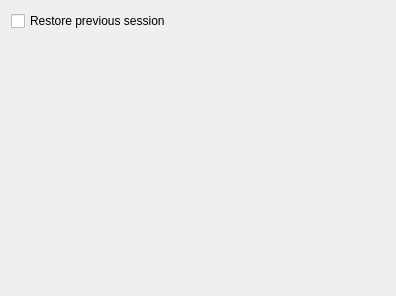
Old version of the form player/settings/playerpage.ui in the repository danvratil/TepSonic.
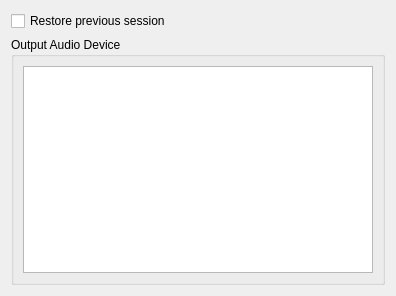
New version of the form.

Commit message: Add list to available output devices to Settings dialog to allow user to change the output device

```diff
--- a/player/settings/playerpage.ui
+++ b/player/settings/playerpage.ui
@@ -14,13 +14,35 @@
    <string>Form</string>
   </property>
   <layout class="QFormLayout" name="formLayout">
-   <item row="0" column="0">
+   <property name="fieldGrowthPolicy">
+    <enum>QFormLayout::ExpandingFieldsGrow</enum>
+   </property>
+   <item row="1" column="0" colspan="2">
     <widget class="QCheckBox" name="restorePreviousSessionCheckBox">
      <property name="text">
       <string>Restore previous session</string>
      </property>
     </widget>
    </item>
+   <item row="2" column="0" colspan="2">
+    <widget class="QGroupBox" name="groupBox">
+     <property name="title">
+      <string>Output Audio Device</string>
+     </property>
+     <property name="checkable">
+      <bool>false</bool>
+     </property>
+     <layout class="QVBoxLayout" name="verticalLayout">
+      <item>
+       <widget class="QListView" name="outputDevicesList">
+        <property name="editTriggers">
+         <set>QAbstractItemView::NoEditTriggers</set>
+        </property>
+       </widget>
+      </item>
+     </layout>
+    </widget>
+   </item>
   </layout>
  </widget>
  <resources/>
```
The commit also changes 7 other files.
